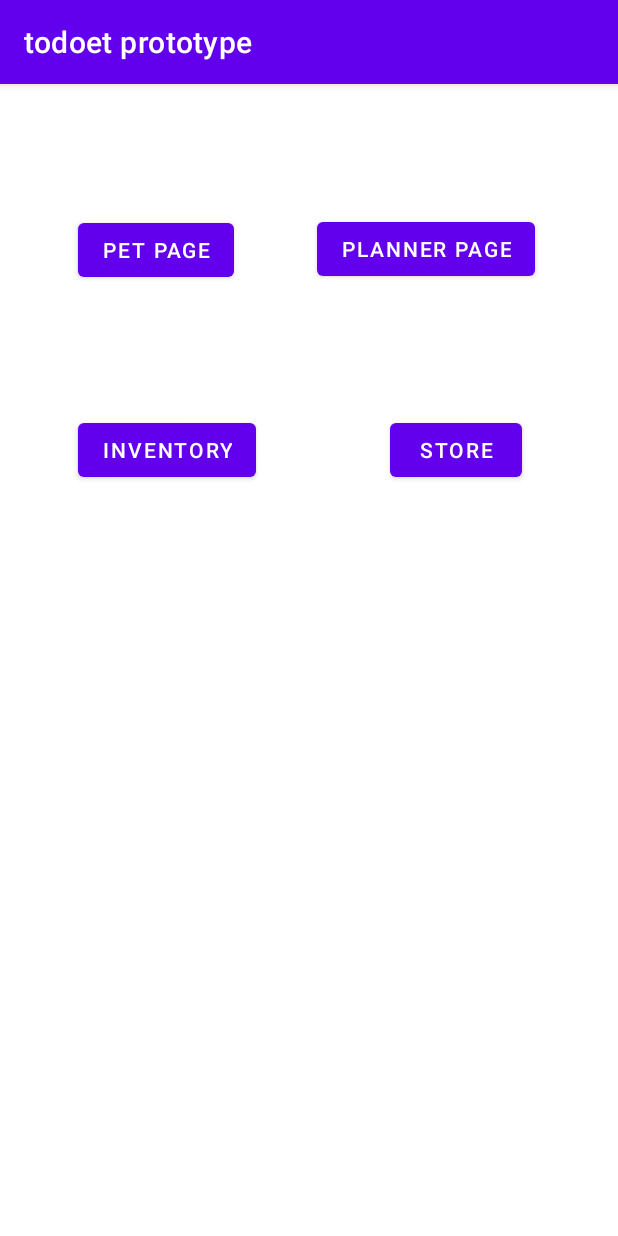
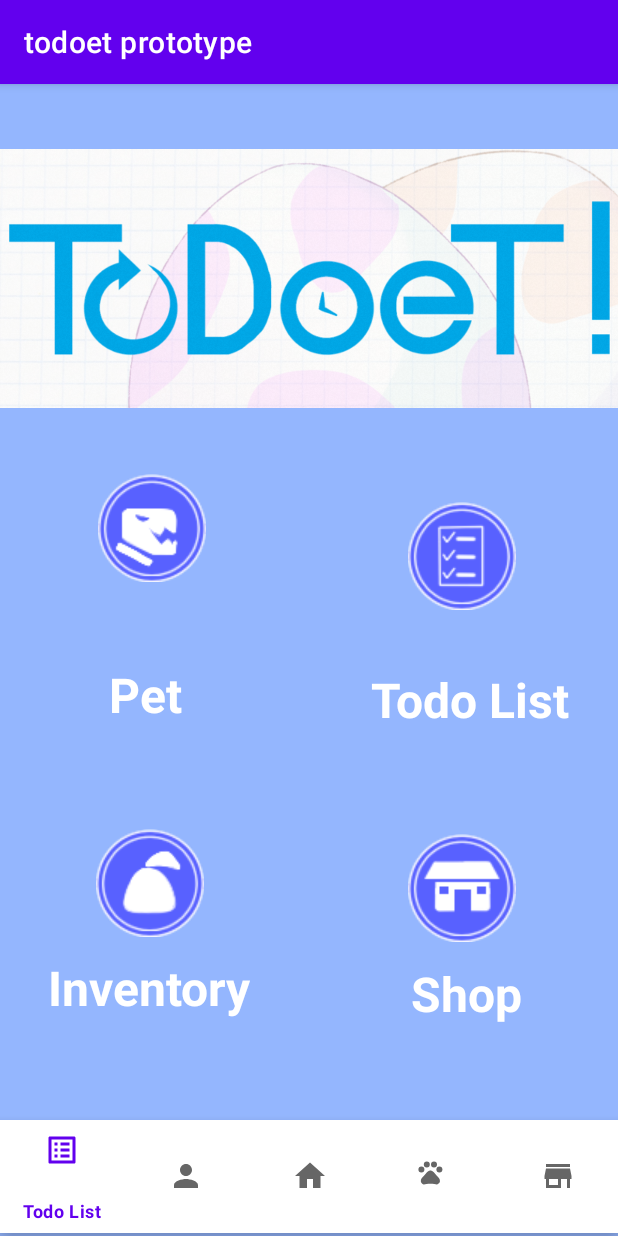
Before and after one commit to GameDeveloperEpsilon/ToDoetPrototype, an Android app: the screen it shows after launch (Nexus), on a phone screen of 412 x 824 dp. Run offline under Robolectric (Android 15) with nearby library versions, the phone set to English and light mode, and no system bars.

Commit message:
UI changes for Nexus

```diff
--- a/app/src/main/java/com/example/todoetprototype/Nexus.java
+++ b/app/src/main/java/com/example/todoetprototype/Nexus.java
@@ -5,6 +5,7 @@ import androidx.appcompat.app.AppCompatActivity;
 import android.content.Intent;
 import android.os.Bundle;
 import android.widget.Button;
+import android.widget.ImageButton;
 import android.widget.Toast;
 
 import com.example.todoetprototype.inventory.InventoryActivity;
@@ -21,7 +22,7 @@ public class Nexus extends AppCompatActivity {
         setContentView(R.layout.activity_nexus);
 
         // Navigate to the pet page
-        Button petPageBtn = findViewById(R.id.petPageBtn);
+        ImageButton petPageBtn = findViewById(R.id.petPageBtn);
         petPageBtn.setOnClickListener(view -> {
             Toast.makeText(this, "Changing To Pet Activity", Toast.LENGTH_SHORT).show();
             Intent changeActivities = new Intent(this, PetActivity.class);
@@ -29,7 +30,7 @@ public class Nexus extends AppCompatActivity {
         });
 
         // Navigate to the planner page
-        Button plannerPageBtn = findViewById(R.id.plannerPageBtn);
+        ImageButton plannerPageBtn = findViewById(R.id.plannerPageBtn);
         plannerPageBtn.setOnClickListener(view -> {
             Toast.makeText(this, "Changing To Planner Activity", Toast.LENGTH_SHORT).show();
             Intent changeActivities = new Intent(this, PlannerActivity.class);
@@ -37,7 +38,7 @@ public class Nexus extends AppCompatActivity {
         });
 
         // Navigate to the Inventory page
-        Button inventoryPageBtn = findViewById(R.id.inventoryPageBtn);
+        ImageButton inventoryPageBtn = findViewById(R.id.inventoryPageBtn);
         inventoryPageBtn.setOnClickListener(view -> {
             Toast.makeText(this, "Changing To Inventory Activity", Toast.LENGTH_SHORT).show();
             Intent changeActivities = new Intent(this, InventoryActivity.class);
@@ -45,7 +46,7 @@ public class Nexus extends AppCompatActivity {
         });
 
         // Navigate to the Store page
-        Button storePageBtn = findViewById(R.id.storePageBtn);
+        ImageButton storePageBtn = findViewById(R.id.storePageBtn);
         storePageBtn.setOnClickListener(view -> {
             Toast.makeText(this, "Changing To Store Activity", Toast.LENGTH_SHORT).show();
             Intent changeActivities = new Intent(this, StoreActivity.class);
--- /dev/null
+++ b/app/src/main/res/drawable/ic_baseline_home.xml
@@ -0,0 +1,5 @@
+<vector android:height="40dp" android:tint="#3C3744"
+    android:viewportHeight="24" android:viewportWidth="24"
+    android:width="40dp" xmlns:android="http://schemas.android.com/apk/res/android">
+    <path android:fillColor="@android:color/white" android:pathData="M10,20v-6h4v6h5v-8h3L12,3 2,12h3v8z"/>
+</vector>
--- /dev/null
+++ b/app/src/main/res/drawable/ic_baseline_list_alt.xml
@@ -0,0 +1,5 @@
+<vector android:autoMirrored="true" android:height="30dp"
+    android:tint="#3C3744" android:viewportHeight="24"
+    android:viewportWidth="24" android:width="30dp" xmlns:android="http://schemas.android.com/apk/res/android">
+    <path android:fillColor="@android:color/white" android:pathData="M19,5v14L5,19L5,5h14m1.1,-2L3.9,3c-0.5,0 -0.9,0.4 -0.9,0.9v16.2c0,0.4 0.4,0.9 0.9,0.9h16.2c0.4,0 0.9,-0.5 0.9,-0.9L21,3.9c0,-0.5 -0.5,-0.9 -0.9,-0.9zM11,7h6v2h-6L11,7zM11,11h6v2h-6v-2zM11,15h6v2h-6zM7,7h2v2L7,9zM7,11h2v2L7,13zM7,15h2v2L7,17z"/>
+</vector>
--- /dev/null
+++ b/app/src/main/res/drawable/ic_baseline_pets.xml
@@ -0,0 +1,9 @@
+<vector android:height="30dp" android:tint="#3C3744"
+    android:viewportHeight="30" android:viewportWidth="30"
+    android:width="30dp" xmlns:android="http://schemas.android.com/apk/res/android">
+    <path android:fillColor="@android:color/white" android:pathData="M4.5,9.5m-2.5,0a2.5,2.5 0,1 1,5 0a2.5,2.5 0,1 1,-5 0"/>
+    <path android:fillColor="@android:color/white" android:pathData="M9,5.5m-2.5,0a2.5,2.5 0,1 1,5 0a2.5,2.5 0,1 1,-5 0"/>
+    <path android:fillColor="@android:color/white" android:pathData="M15,5.5m-2.5,0a2.5,2.5 0,1 1,5 0a2.5,2.5 0,1 1,-5 0"/>
+    <path android:fillColor="@android:color/white" android:pathData="M19.5,9.5m-2.5,0a2.5,2.5 0,1 1,5 0a2.5,2.5 0,1 1,-5 0"/>
+    <path android:fillColor="@android:color/white" android:pathData="M17.34,14.86c-0.87,-1.02 -1.6,-1.89 -2.48,-2.91 -0.46,-0.54 -1.05,-1.08 -1.75,-1.32 -0.11,-0.04 -0.22,-0.07 -0.33,-0.09 -0.25,-0.04 -0.52,-0.04 -0.78,-0.04s-0.53,0 -0.79,0.05c-0.11,0.02 -0.22,0.05 -0.33,0.09 -0.7,0.24 -1.28,0.78 -1.75,1.32 -0.87,1.02 -1.6,1.89 -2.48,2.91 -1.31,1.31 -2.92,2.76 -2.62,4.79 0.29,1.02 1.02,2.03 2.33,2.32 0.73,0.15 3.06,-0.44 5.54,-0.44h0.18c2.48,0 4.81,0.58 5.54,0.44 1.31,-0.29 2.04,-1.31 2.33,-2.32 0.31,-2.04 -1.3,-3.49 -2.61,-4.8z"/>
+</vector>
--- /dev/null
+++ b/app/src/main/res/drawable/ic_baseline_shopping_basket.xml
@@ -0,0 +1,5 @@
+<vector android:height="30dp" android:tint="#3C3744"
+    android:viewportHeight="24" android:viewportWidth="24"
+    android:width="30dp" xmlns:android="http://schemas.android.com/apk/res/android">
+    <path android:fillColor="@android:color/white" android:pathData="M17.21,9l-4.38,-6.56c-0.19,-0.28 -0.51,-0.42 -0.83,-0.42 -0.32,0 -0.64,0.14 -0.83,0.43L6.79,9L2,9c-0.55,0 -1,0.45 -1,1 0,0.09 0.01,0.18 0.04,0.27l2.54,9.27c0.23,0.84 1,1.46 1.92,1.46h13c0.92,0 1.69,-0.62 1.93,-1.46l2.54,-9.27L23,10c0,-0.55 -0.45,-1 -1,-1h-4.79zM9,9l3,-4.4L15,9L9,9zM12,17c-1.1,0 -2,-0.9 -2,-2s0.9,-2 2,-2 2,0.9 2,2 -0.9,2 -2,2z"/>
+</vector>
--- /dev/null
+++ b/app/src/main/res/drawable/ic_baseline_store.xml
@@ -0,0 +1,5 @@
+<vector android:height="30dp" android:tint="#3C3744"
+    android:viewportHeight="24" android:viewportWidth="24"
+    android:width="30dp" xmlns:android="http://schemas.android.com/apk/res/android">
+    <path android:fillColor="@android:color/white" android:pathData="M20,4L4,4v2h16L20,4zM21,14v-2l-1,-5L4,7l-1,5v2h1v6h10v-6h4v6h2v-6h1zM12,18L6,18v-4h6v4z"/>
+</vector>
--- /dev/null
+++ b/app/src/main/res/drawable/ic_baseline_user.xml
@@ -0,0 +1,5 @@
+<vector android:height="30dp" android:tint="#3C3744"
+    android:viewportHeight="24" android:viewportWidth="24"
+    android:width="30dp" xmlns:android="http://schemas.android.com/apk/res/android">
+    <path android:fillColor="@android:color/white" android:pathData="M12,12c2.21,0 4,-1.79 4,-4s-1.79,-4 -4,-4 -4,1.79 -4,4 1.79,4 4,4zM12,14c-2.67,0 -8,1.34 -8,4v2h16v-2c0,-2.66 -5.33,-4 -8,-4z"/>
+</vector>
--- a/app/src/main/res/layout/activity_nexus.xml
+++ b/app/src/main/res/layout/activity_nexus.xml
@@ -4,46 +4,141 @@
     xmlns:tools="http://schemas.android.com/tools"
     android:layout_width="match_parent"
     android:layout_height="match_parent"
+    android:background="#94b6fe"
     tools:context=".Nexus">
 
-    <Button
+    <ImageButton
         android:id="@+id/petPageBtn"
         android:layout_width="wrap_content"
         android:layout_height="wrap_content"
-        android:layout_marginStart="52dp"
+        android:layout_marginTop="260dp"
+        android:background="@null"
+        android:src="@drawable/todoet_button_pet"
         android:text="Pet Page"
-        app:layout_constraintBottom_toTopOf="@+id/inventoryPageBtn"
+        app:layout_constraintBottom_toTopOf="@+id/textViewpet"
+        app:layout_constraintEnd_toStartOf="@+id/plannerPageBtn"
+        app:layout_constraintHorizontal_bias="0.325"
         app:layout_constraintStart_toStartOf="parent"
         app:layout_constraintTop_toTopOf="parent"
-        app:layout_constraintVertical_bias="0.502" />
+        app:layout_constraintVertical_bias="0.0" />
 
-    <Button
+    <ImageButton
         android:id="@+id/plannerPageBtn"
         android:layout_width="wrap_content"
         android:layout_height="wrap_content"
+        android:layout_marginTop="236dp"
+        android:layout_marginEnd="68dp"
+        android:background="@null"
+        android:src="@drawable/todoet_button_todo"
         android:text="Planner Page"
-        app:layout_constraintBottom_toTopOf="@+id/storePageBtn"
+        app:layout_constraintBottom_toTopOf="@+id/textViewplanner"
         app:layout_constraintEnd_toEndOf="parent"
-        app:layout_constraintStart_toEndOf="@+id/petPageBtn"
-        app:layout_constraintTop_toTopOf="parent" />
+        app:layout_constraintTop_toTopOf="parent"
+        app:layout_constraintVertical_bias="0.533" />
 
-    <Button
+
+    <ImageButton
         android:id="@+id/inventoryPageBtn"
         android:layout_width="wrap_content"
         android:layout_height="wrap_content"
-        android:layout_marginStart="52dp"
-        android:layout_marginBottom="500dp"
+        android:layout_marginBottom="12dp"
+        android:background="@null"
+        android:src="@drawable/todoet_button_inventory"
         android:text="Inventory"
-        app:layout_constraintBottom_toBottomOf="parent"
+        app:layout_constraintBottom_toTopOf="@+id/textViewinventory"
+        app:layout_constraintEnd_toStartOf="@+id/storePageBtn"
+        app:layout_constraintHorizontal_bias="0.32"
         app:layout_constraintStart_toStartOf="parent" />
 
-    <Button
+    <ImageButton
         android:id="@+id/storePageBtn"
         android:layout_width="wrap_content"
         android:layout_height="wrap_content"
-        android:layout_marginEnd="64dp"
-        android:layout_marginBottom="500dp"
+        android:layout_marginEnd="68dp"
+        android:layout_marginBottom="196dp"
+        android:background="@null"
+        android:src="@drawable/todoet_button_shop"
         android:text="Store"
         app:layout_constraintBottom_toBottomOf="parent"
         app:layout_constraintEnd_toEndOf="parent" />
+
+    <TextView
+        android:id="@+id/textViewpet"
+        android:layout_width="wrap_content"
+        android:layout_height="wrap_content"
+        android:layout_marginBottom="68dp"
+        android:text="Pet"
+        android:textColor="#FFFFFF"
+        android:textSize="32dp"
+        android:textStyle="bold"
+        app:layout_constraintBottom_toTopOf="@+id/inventoryPageBtn"
+        app:layout_constraintEnd_toStartOf="@+id/textViewplanner"
+        app:layout_constraintHorizontal_bias="0.367"
+        app:layout_constraintStart_toStartOf="parent" />
+
+    <TextView
+        android:id="@+id/textViewplanner"
+        android:layout_width="wrap_content"
+        android:layout_height="wrap_content"
+        android:layout_marginEnd="32dp"
+        android:layout_marginBottom="68dp"
+        android:text="Todo List"
+        android:textColor="#FFFFFF"
+        android:textSize="32dp"
+        android:textStyle="bold"
+        app:layout_constraintBottom_toTopOf="@+id/storePageBtn"
+        app:layout_constraintEnd_toEndOf="parent" />
+
+    <TextView
+        android:id="@+id/textViewinventory"
+        android:layout_width="wrap_content"
+        android:layout_height="wrap_content"
+        android:layout_marginStart="32dp"
+        android:layout_marginBottom="144dp"
+        android:text="Inventory"
+        android:textColor="#FFFFFF"
+        android:textSize="32dp"
+        android:textStyle="bold"
+        app:layout_constraintBottom_toBottomOf="parent"
+        app:layout_constraintEnd_toStartOf="@+id/textViewShop"
+        app:layout_constraintHorizontal_bias="0.0"
+        app:layout_constraintStart_toStartOf="parent" />
+
+    <TextView
+        android:id="@+id/textViewShop"
+        android:layout_width="wrap_content"
+        android:layout_height="wrap_content"
+        android:layout_marginEnd="64dp"
+        android:layout_marginBottom="140dp"
+        android:text="Shop"
+        android:textColor="#FFFFFF"
+        android:textSize="32dp"
+        android:textStyle="bold"
+        app:layout_constraintBottom_toBottomOf="parent"
+        app:layout_constraintEnd_toEndOf="parent" />
+
+    <com.google.android.material.bottomnavigation.BottomNavigationView
+        android:id="@+id/bottom_navigation"
+        android:layout_width="413dp"
+        android:layout_height="75dp"
+        app:layout_constraintBottom_toBottomOf="parent"
+        app:layout_constraintEnd_toEndOf="parent"
+        app:layout_constraintStart_toStartOf="parent"
+        app:layout_constraintTop_toBottomOf="@+id/textViewinventory"
+        app:layout_constraintVertical_bias="0.97"
+        app:menu="@menu/bottom_nav_menu" />
+
+    <ImageView
+        android:id="@+id/imageViewtodoet"
+        android:layout_width="413dp"
+        android:layout_height="259dp"
+        app:layout_constraintBottom_toTopOf="@+id/petPageBtn"
+        app:layout_constraintEnd_toEndOf="parent"
+        app:layout_constraintHorizontal_bias="0.0"
+        app:layout_constraintStart_toStartOf="parent"
+        app:layout_constraintTop_toTopOf="parent"
+        app:layout_constraintVertical_bias="0.0"
+        app:srcCompat="@drawable/todoet_home_logo" />
+
+
 </androidx.constraintlayout.widget.ConstraintLayout>
--- /dev/null
+++ b/app/src/main/res/menu/bottom_nav_menu.xml
@@ -0,0 +1,29 @@
+<?xml version="1.0" encoding="utf-8"?>
+<menu xmlns:android="http://schemas.android.com/apk/res/android">
+
+    <item
+        android:id="@+id/todo_list"
+        android:title="Todo List"
+        android:icon="@drawable/ic_baseline_list_alt"/>
+
+    <item
+        android:id="@+id/user"
+        android:title="User"
+        android:icon="@drawable/ic_baseline_user"/>
+
+    <item
+        android:id="@+id/Home"
+        android:title="Home"
+        android:icon="@drawable/ic_baseline_home"/>
+
+    <item
+        android:id="@+id/pets"
+        android:title="Pets"
+        android:icon="@drawable/ic_baseline_pets"/>
+    <item
+        android:id="@+id/shop"
+        android:title="Shop"
+        android:icon="@drawable/ic_baseline_store"/>
+
+
+</menu>
```
Also changed, not shown: app/src/main/java/com/example/todoetprototype/pet/PetActivity.java (line endings or trailing spaces), app/src/main/res/drawable/todoet_button_inventory.png (added), app/src/main/res/drawable/todoet_button_pet.png (added), app/src/main/res/drawable/todoet_button_shop.png (added), app/src/main/res/drawable/todoet_button_todo.png (added), app/src/main/res/drawable/todoet_home_logo.png (added).
